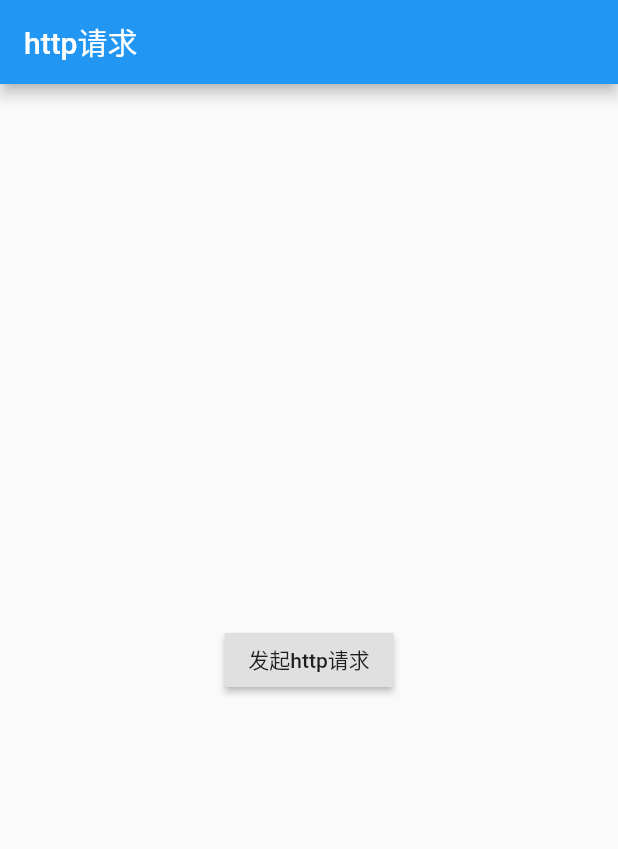
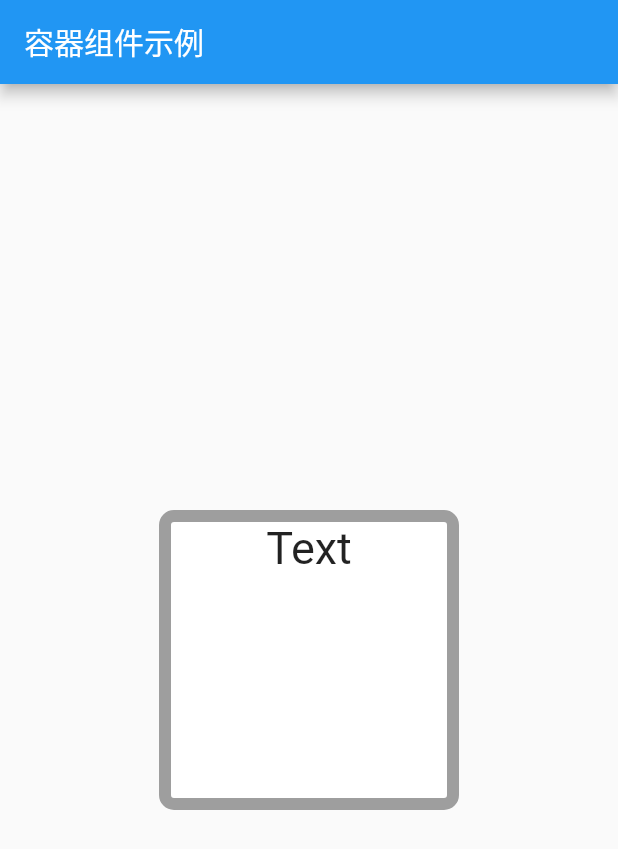
Before and after one commit to JayRichrd/foutterdemo, a Flutter app: the screen it shows after launch, on a phone screen of 412 x 824 dp. Shown: the top 849 px of the screen. Run offline on Flutter 3.47's test engine with Material 2 defaults, Android fonts, the phone set to English and light mode, and no system bars.

Commit message:
feat(container): 添加容器组件示例

```diff
--- a/lib/main.dart
+++ b/lib/main.dart
@@ -11,15 +11,28 @@ class MyApp extends StatelessWidget {
   Widget build(BuildContext context) {
     final appName = '自定义主题';
     return MaterialApp(
-      title: 'http请求示例',
+      title: '容器组件示例',
       home: Scaffold(
         appBar: AppBar(
-          title: Text('http请求'),
+          title: Text('容器组件示例'),
         ),
         body: Center(
-          child: RaisedButton(
-            onPressed: getWeatherData,
-            child: Text('发起http请求'),
+          child: Container(
+            width: 200,
+            height: 200,
+            decoration: BoxDecoration(
+              color: Colors.white,
+              border: Border.all(
+                color: Colors.grey,
+                width: 8.0,
+              ),
+              borderRadius: const BorderRadius.all(const Radius.circular(10.0)),
+            ),
+            child: Text(
+              'Text',
+              textAlign: TextAlign.center,
+              style: TextStyle(fontSize: 30.0),
+            ),
           ),
         ),
       ),
```
